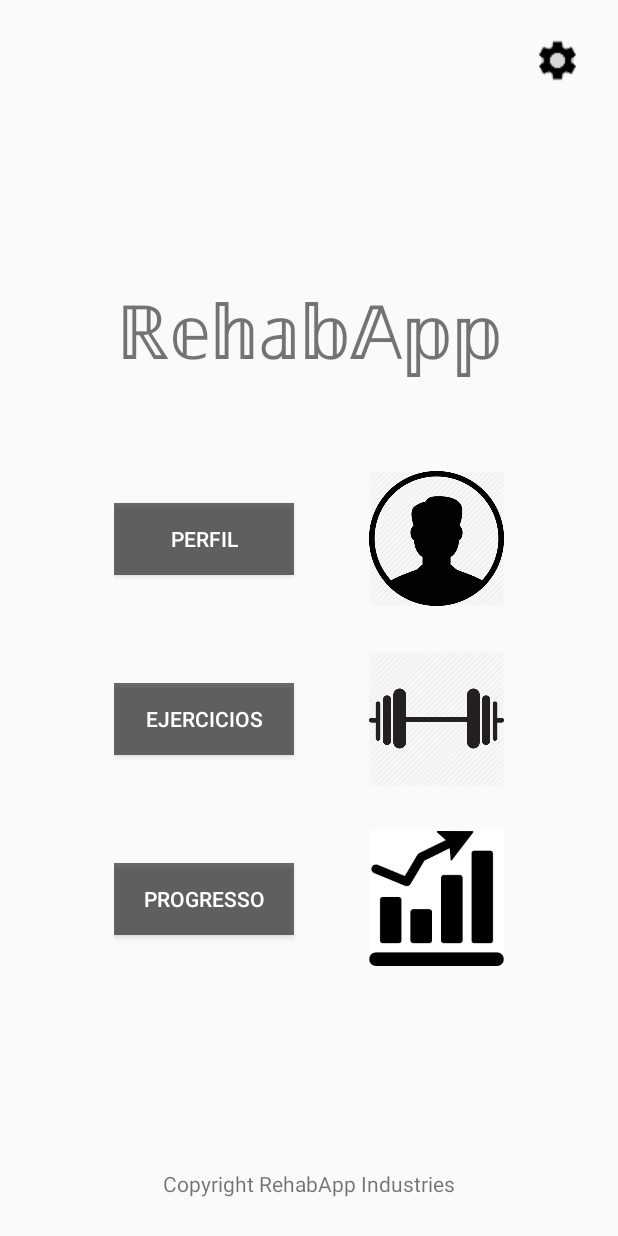
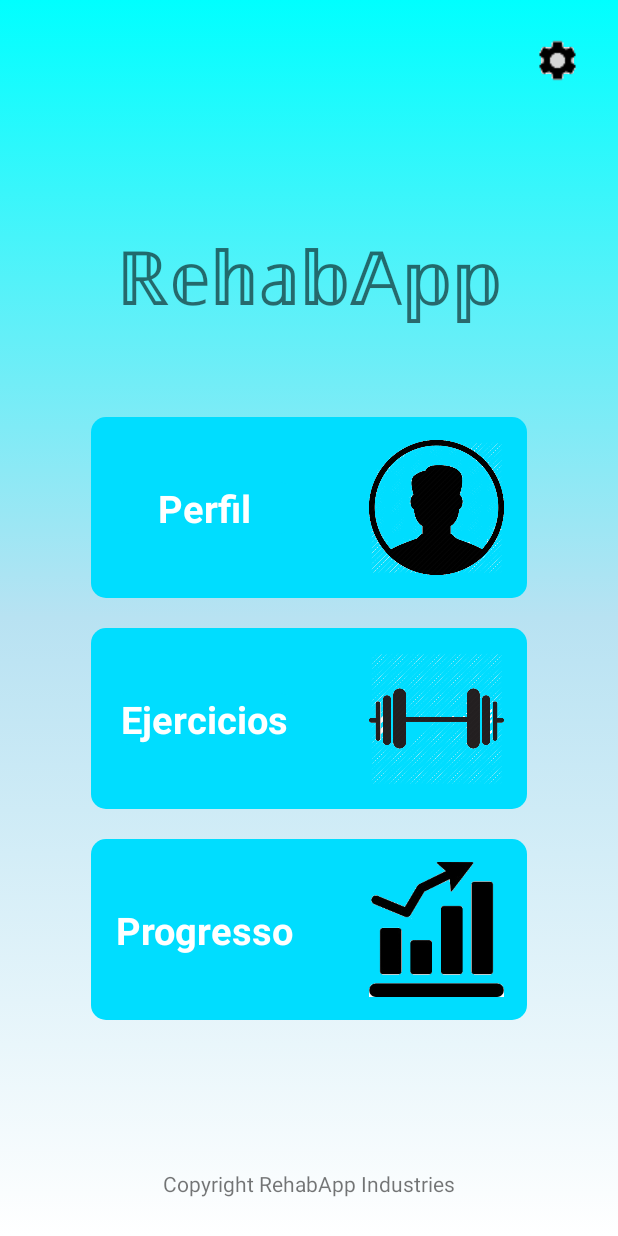
Before and after one commit to DarkDhz/RehabApp, an Android app: the screen it shows after launch (MainActivity), on a phone screen of 412 x 824 dp. Run offline under Robolectric (Android 15) with nearby library versions, the phone set to English and light mode, and no system bars; our stand-ins replace Firebase (no records; nobody signed in at launch, a user with empty details on screens opened directly).

Commit message:
A-S1-23-Visual Fixes

```diff
--- /dev/null
+++ b/app/src/main/res/drawable/main_button.xml
@@ -0,0 +1,9 @@
+<?xml version="1.0" encoding="utf-8"?>
+<selector xmlns:android="http://schemas.android.com/apk/res/android">
+    <item>
+        <shape android:shape="rectangle">
+            <solid android:color="@android:color/holo_blue_bright"/>
+            <corners android:radius="10dp"/>
+        </shape>
+    </item>
+</selector>
--- a/app/src/main/res/layout-v23/activity_main.xml
+++ b/app/src/main/res/layout-v23/activity_main.xml
@@ -4,6 +4,7 @@
     xmlns:tools="http://schemas.android.com/tools"
     android:layout_width="match_parent"
     android:layout_height="match_parent"
+    android:background="@drawable/background"
     tools:context=".view.MainActivity">
 
 
@@ -26,6 +27,7 @@
             android:layout_marginEnd="50dp"
             android:text="@string/main_title_button"
             android:textSize="50sp"
+            android:textColor="@color/common_google_signin_btn_text_light_default"
             app:layout_constraintEnd_toEndOf="parent"
             app:layout_constraintStart_toStartOf="parent"
             app:layout_constraintTop_toTopOf="parent" />
@@ -37,8 +39,9 @@
             android:layout_marginStart="50dp"
             android:layout_marginTop="60dp"
             android:layout_marginEnd="50dp"
+            android:padding="15dp"
+            android:background="@drawable/main_button"
             app:layout_constraintEnd_toEndOf="parent"
-
             app:layout_constraintStart_toStartOf="parent"
             app:layout_constraintTop_toBottomOf="@+id/main_app_title">
 
@@ -55,16 +58,19 @@
                 app:layout_constraintTop_toTopOf="parent"
                 android:contentDescription="@string/main_profile_img_desc" />
 
-            <Button
+            <TextView
                 android:id="@+id/profile_bt"
                 android:layout_width="120dp"
                 android:layout_height="wrap_content"
                 android:layout_marginTop="15dp"
                 android:layout_marginBottom="15dp"
-                android:background="@color/common_google_signin_btn_text_light_default"
+                android:background="@drawable/main_button"
                 android:onClick="goToProfileActivity"
                 android:text="@string/main_profile_button"
-                android:textColor="@android:color/white"
+                android:textAlignment="center"
+                android:textColor="#FFFFFF"
+                android:textSize="25sp"
+                android:textStyle="bold"
                 app:layout_constraintBottom_toBottomOf="parent"
                 app:layout_constraintStart_toStartOf="parent"
                 app:layout_constraintTop_toTopOf="parent" />
@@ -76,8 +82,10 @@
             android:layout_width="wrap_content"
             android:layout_height="wrap_content"
             android:layout_marginStart="50dp"
-            android:layout_marginTop="30dp"
+            android:layout_marginTop="20dp"
             android:layout_marginEnd="50dp"
+            android:background="@drawable/main_button"
+            android:padding="15dp"
             app:layout_constraintEnd_toEndOf="parent"
             app:layout_constraintStart_toStartOf="parent"
             app:layout_constraintTop_toBottomOf="@+id/profile_layout">
@@ -94,16 +102,19 @@
                 app:layout_constraintStart_toEndOf="@+id/exercice_bt"
                 app:layout_constraintTop_toTopOf="parent" />
 
-            <Button
+            <TextView
                 android:id="@+id/exercice_bt"
                 android:layout_width="120dp"
                 android:layout_height="wrap_content"
                 android:layout_marginTop="15dp"
                 android:layout_marginBottom="15dp"
-                android:background="@color/common_google_signin_btn_text_light_default"
+                android:background="@drawable/main_button"
                 android:onClick="goToExercicesActivity"
                 android:text="@string/main_exercices_button"
-                android:textColor="@color/common_google_signin_btn_text_dark"
+                android:textAlignment="center"
+                android:textColor="#FFFFFF"
+                android:textSize="25sp"
+                android:textStyle="bold"
                 app:layout_constraintBottom_toBottomOf="parent"
                 app:layout_constraintStart_toStartOf="parent"
                 app:layout_constraintTop_toTopOf="parent" />
@@ -116,13 +127,17 @@
             android:layout_width="wrap_content"
             android:layout_height="wrap_content"
             android:layout_marginStart="50dp"
-            android:layout_marginTop="30dp"
+            android:layout_marginTop="20dp"
             android:layout_marginEnd="50dp"
+            android:background="@drawable/main_button"
+            android:onClick="goToProgressActivity"
+            android:padding="15dp"
             app:layout_constraintEnd_toEndOf="parent"
             app:layout_constraintStart_toStartOf="parent"
             app:layout_constraintTop_toBottomOf="@+id/exercice_layout">
 
             <ImageView
+                android:id="@+id/imageView2"
                 android:layout_width="90dp"
                 android:layout_height="90dp"
                 android:layout_marginStart="50dp"
@@ -132,21 +147,21 @@
                 app:layout_constraintStart_toEndOf="@+id/progress_bt"
                 app:layout_constraintTop_toTopOf="parent" />
 
-            <Button
+            <TextView
                 android:id="@+id/progress_bt"
                 android:layout_width="120dp"
                 android:layout_height="wrap_content"
                 android:layout_marginTop="15dp"
                 android:layout_marginBottom="15dp"
-                android:background="@color/common_google_signin_btn_text_light_default"
-                android:onClick="goToProgressActivity"
                 android:text="@string/main_progress_button"
-                android:textColor="@color/common_google_signin_btn_text_dark"
+                android:textAlignment="center"
+                android:textColor="#FFFFFF"
+                android:textSize="25sp"
+                android:textStyle="bold"
                 app:layout_constraintBottom_toBottomOf="parent"
+                app:layout_constraintEnd_toStartOf="@+id/imageView2"
                 app:layout_constraintStart_toStartOf="parent"
-                app:layout_constraintTop_toTopOf="parent"
-
-                />
+                app:layout_constraintTop_toTopOf="parent" />
 
         </androidx.constraintlayout.widget.ConstraintLayout>
 
```
Also changed, not shown: app/src/main/res/drawable/main_exercice.jpeg (deleted), app/src/main/res/drawable/main_exercice.png (added), app/src/main/res/drawable/main_profile.jpeg (deleted), app/src/main/res/drawable/main_profile.png (added), app/src/main/res/drawable/main_progress.jpeg (deleted), app/src/main/res/drawable/main_progress.png (added).
